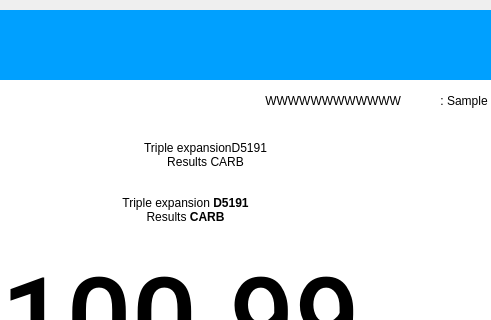
The window that pApp-22-June-2021/smeasuring2.ui (ChandraMVE/PSSC_QT_Development) describes before a commit, drawn with Qt 5; both pictures show x 185 to 676 and y 0 to 320 of the 768 by 729 pixel window.
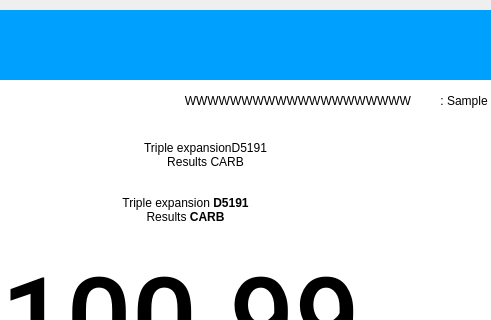
The same window after the commit.

```diff
--- a/pApp-22-June-2021/smeasuring2.ui
+++ b/pApp-22-June-2021/smeasuring2.ui
@@ -483,9 +483,9 @@
     <widget class="QLabel" name="lblSampleId">
      <property name="geometry">
       <rect>
-       <x>350</x>
+       <x>240</x>
        <y>0</y>
-       <width>211</width>
+       <width>331</width>
        <height>41</height>
       </rect>
      </property>
@@ -495,7 +495,7 @@
 color: rgb(0,0,0);</string>
      </property>
      <property name="text">
-      <string>WWWWWWWWWWWW</string>
+      <string>WWWWWWWWWWWWWWWWWWWW</string>
      </property>
      <property name="alignment">
       <set>Qt::AlignRight|Qt::AlignTrailing|Qt::AlignVCenter</set>
```
